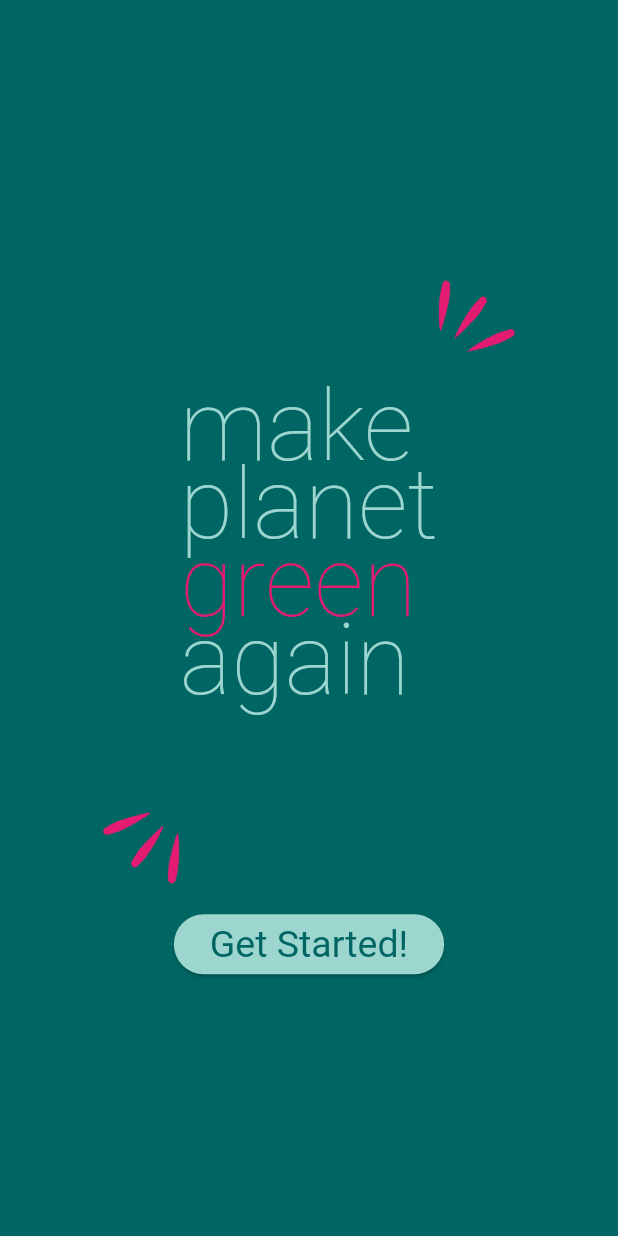
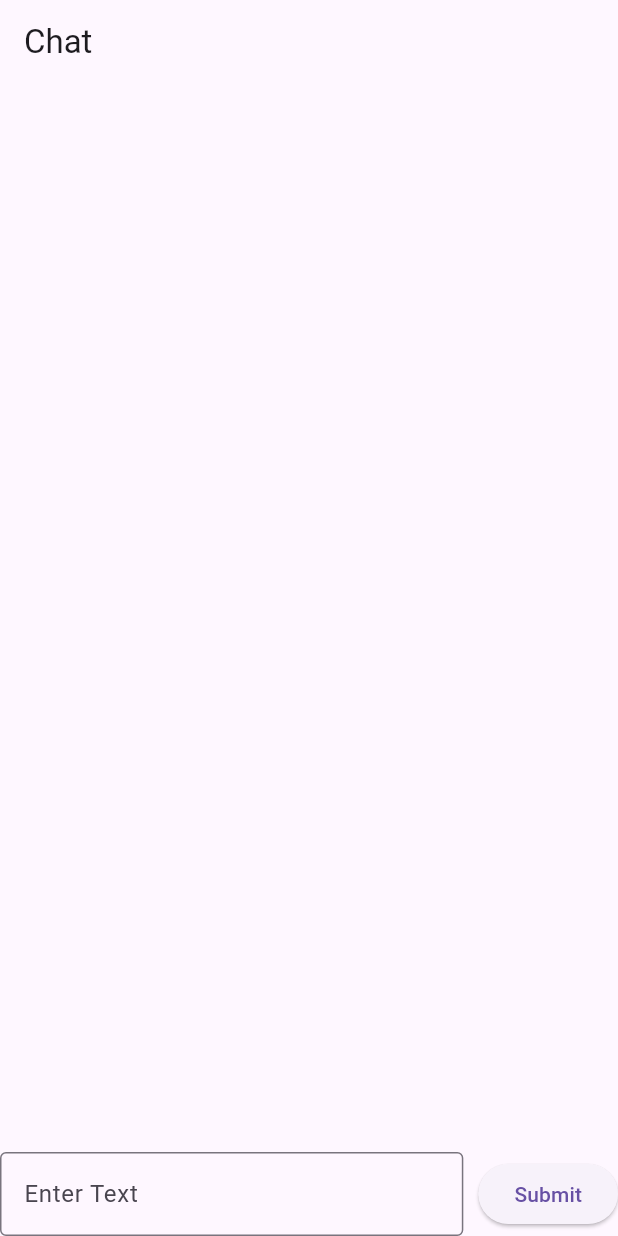
Before and after one commit to ecinosia/green_perk, a Flutter app: the screen it shows after launch, on a phone screen of 412 x 824 dp. Run offline on Flutter 3.47's test engine with Material 3 defaults, Android fonts, the phone set to English and light mode, and no system bars; our stand-ins replace cloud_firestore, firebase_auth, firebase_core, flutter_gemini, go_router, image_picker; missing offline and left inert: flutter_tflite; accounts and stored records are empty; Roboto replaces fonts that are missing (Boardley).

Commit message:
gemini init, chatbot test page

```diff
--- a/lib/main.dart
+++ b/lib/main.dart
@@ -1,7 +1,9 @@
 import 'package:firebase_core/firebase_core.dart';
 import 'package:flutter/material.dart';
+import 'package:flutter_gemini/flutter_gemini.dart';
 import 'package:go_router/go_router.dart';
 import 'package:green_perk/firebase_options.dart';
+import 'package:green_perk/testPages/chat_test.dart';
 import 'package:green_perk/pages/homePage/home_page.dart';
 import 'package:green_perk/pages/registerPage/register_page.dart';
 import 'package:green_perk/pages/signInPage/sign_in_page.dart';
@@ -12,6 +14,7 @@ import 'package:green_perk/testPages/cam_test.dart';
 void main() async {
   WidgetsFlutterBinding.ensureInitialized();
   await Firebase.initializeApp(options: DefaultFirebaseOptions.currentPlatform);
+  Gemini.init(apiKey: 'AIzaSyDDOY0xzyK41CR5XN9K3zapzIDKcsAm7Nc');
   runApp(const MainApp());
 }
 
@@ -20,7 +23,7 @@ final GoRouter _router = GoRouter(
     GoRoute(
       path: '/',
       builder: (BuildContext context, GoRouterState state) {
-        return const WelcomePage();
+        return const ChatTestPage();
       },
       routes: <RouteBase>[
         GoRoute(
--- /dev/null
+++ b/lib/testPages/chat_test.dart
@@ -0,0 +1,82 @@
+import 'package:flutter/material.dart';
+import 'package:flutter_gemini/flutter_gemini.dart';
+
+class ChatTestPage extends StatefulWidget {
+  const ChatTestPage({super.key});
+
+  @override
+  State<ChatTestPage> createState() => _ChatTestPageState();
+}
+
+class _ChatTestPageState extends State<ChatTestPage> {
+  final gemini = Gemini.instance;
+  final List<String> chatHistory = [];
+  final TextEditingController textController = TextEditingController();
+
+  @override
+  void dispose() {
+    textController.dispose();
+    super.dispose();
+  }
+
+  void sendMessage(String message) {
+    chatHistory.add("User: $message");
+
+    gemini.text(message).then((value) {
+      setState(() {
+        chatHistory.add("Gemini: ${value?.output}");
+      });
+    }).catchError((e) {
+      setState(() {
+        chatHistory.add("Error: ${e.toString()}");
+      });
+    });
+  }
+
+  @override
+  Widget build(BuildContext context) {
+    return Scaffold(
+      appBar: AppBar(
+        title: const Text('Chat'),
+      ),
+      body: Center(
+        child: Column(
+          mainAxisAlignment: MainAxisAlignment.center,
+          children: <Widget>[
+            Expanded(
+              child: ListView.builder(
+                itemCount: chatHistory.length,
+                itemBuilder: (context, index) => Padding(
+                  padding: const EdgeInsets.all(8.0),
+                  child: Text(chatHistory[index]),
+                ),
+              ),
+            ),
+            const SizedBox(height: 20.0),
+            Row(
+              children: [
+                Expanded(
+                  child: TextField(
+                    controller: textController,
+                    decoration: const InputDecoration(
+                      labelText: 'Enter Text',
+                      border: OutlineInputBorder(),
+                    ),
+                  ),
+                ),
+                const SizedBox(width: 10.0),
+                ElevatedButton(
+                  onPressed: () {
+                    sendMessage(textController.text);
+                    textController.clear();
+                  },
+                  child: const Text('Submit'),
+                ),
+              ],
+            ),
+          ],
+        ),
+      ),
+    );
+  }
+}
```
